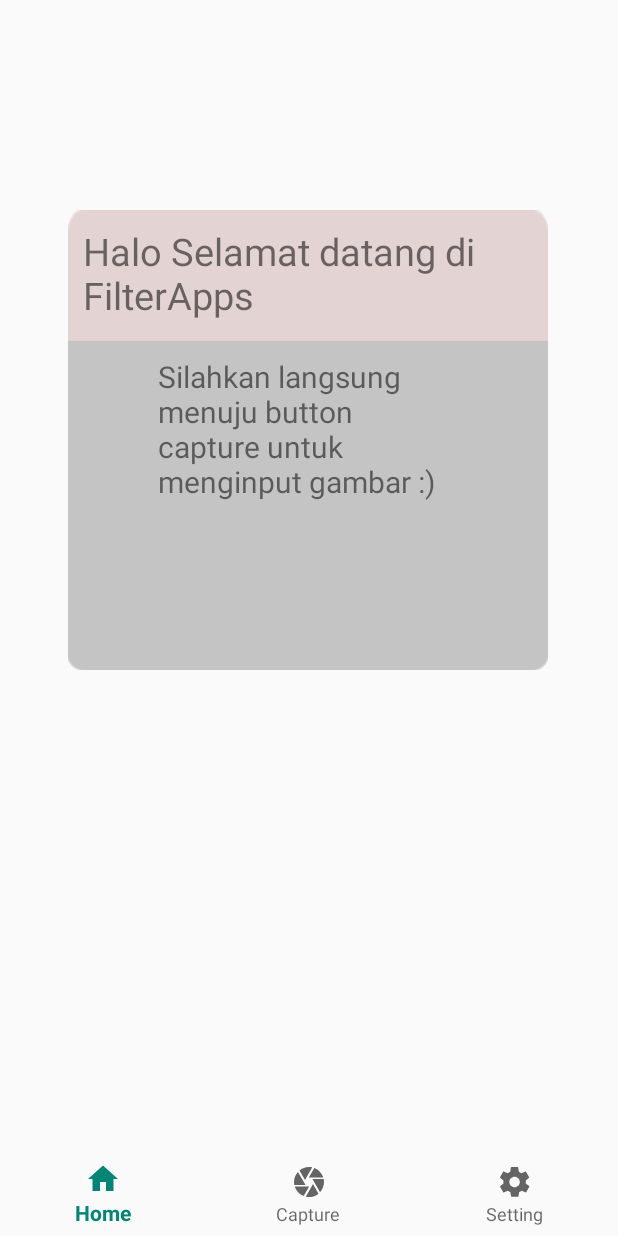
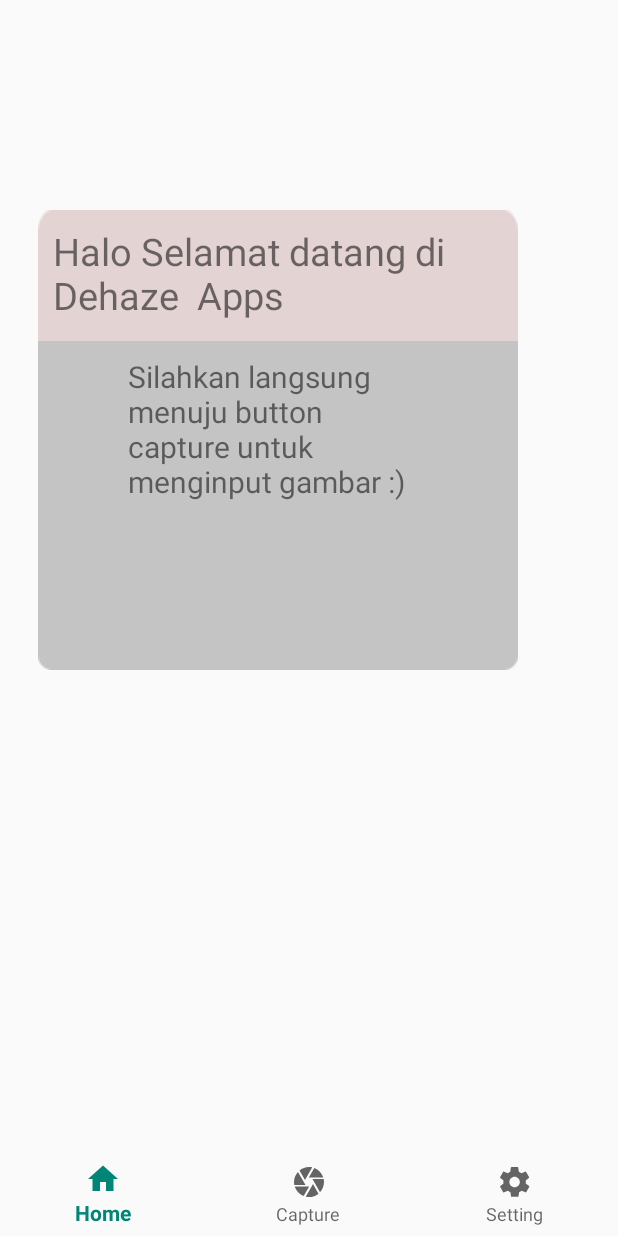
Before and after one commit to rezasyariefsn/DehazeApps, an Android app: the screen it shows after launch (MainActivity), on a phone screen of 412 x 824 dp. Run offline under Robolectric (Android 15) with nearby library versions, the phone set to English and light mode, and no system bars; pictures from the network do not load.

Commit message:
Update Label and Text in UI

```diff
--- a/app/dehaze/src/main/java/com/example/dehaze/HazeRemover.java
+++ b/app/dehaze/src/main/java/com/example/dehaze/HazeRemover.java
@@ -142,7 +142,7 @@ public class HazeRemover {
         );
     }
 
-    // FIXME Diwang nambahin custom dehaze method, supaya bisa diatur2 pakai seekbar. parameter: threshold
+    // FIXME nambahin custom dehaze method, supaya bisa diatur2 pakai seekbar. parameter: threshold
     public DehazeResult dehaze(int[] pixels, int height, int width, float threshold) {
         for (int y = 0; y < height; ++y)
             for (int x = 0; x < width; ++x)
@@ -153,7 +153,7 @@ public class HazeRemover {
         getTransmission(pixels, fBuffer1, fBuffer2, height, width, atmosphere);
         for (int y = 0; y < height; ++y)
             for (int x = 0; x < width; ++x)
-                fBuffer1[y][x] = Math.max(fBuffer1[y][x], threshold); // todo threshold transmission remove?
+                fBuffer1[y][x] = Math.max(fBuffer1[y][x], threshold);
         float[][] refinedTransmission = guidedFilter.filter(pixels, height, width, fBuffer1);
         calcRadiance(pixels, atmosphere, refinedTransmission, height, width);
         return new DehazeResult(
--- a/app/src/main/AndroidManifest.xml
+++ b/app/src/main/AndroidManifest.xml
@@ -25,7 +25,7 @@
     <application
         android:allowBackup="true"
         android:icon="@mipmap/ic_launcher"
-        android:label="FilterApps"
+        android:label="DehazeApps"
         android:roundIcon="@mipmap/ic_launcher_round"
         android:supportsRtl="true"
         android:theme="@style/AppTheme"
--- a/app/src/main/java/com/example/aplikasita/kameraFragment.java
+++ b/app/src/main/java/com/example/aplikasita/kameraFragment.java
@@ -123,7 +123,7 @@ public class kameraFragment extends Fragment {
         Gofilter = view.findViewById(R.id.Gofilter);
 
 
-        //Buat Take Camera
+        //Buat Take Camera/Open Gallery
         btnTakepic.setOnClickListener(new View.OnClickListener() {
             @Override
             public void onClick(View v) {
--- a/app/src/main/java/com/example/aplikasita/network/RetrofitBaseService.java
+++ b/app/src/main/java/com/example/aplikasita/network/RetrofitBaseService.java
@@ -10,7 +10,7 @@ import retrofit2.converter.gson.GsonConverterFactory;
 
 // untuk menghubungkan ke server
 public class RetrofitBaseService {
-    private static final String BASE_URL = "http://192.168.1.13:5000";
+    private static final String BASE_URL = "http://192.168.100.5:5000";
     private static Retrofit retrofit = null;
     public static Retrofit getApiClient() {
         HttpLoggingInterceptor interceptor = new HttpLoggingInterceptor();
--- a/app/src/main/res/layout/fragment_home.xml
+++ b/app/src/main/res/layout/fragment_home.xml
@@ -19,9 +19,9 @@
     <TextView
         android:layout_width="320dp"
         android:layout_height="87dp"
-        android:layout_marginLeft="45dp"
+        android:layout_marginLeft="25dp"
         android:layout_marginTop="140dp"
-        android:text="Halo Selamat datang di FilterApps"
+        android:text="Halo Selamat datang di Dehaze  Apps"
         android:textSize="25sp"
         android:background="@drawable/homekotak1"
         android:padding="10dp" />
@@ -29,7 +29,7 @@
     <TextView
         android:layout_width="320dp"
         android:layout_height="219dp"
-        android:layout_marginLeft="45dp"
+        android:layout_marginLeft="25dp"
         android:background="@drawable/homekotak2"
         android:paddingLeft="60dp"
         android:paddingTop="10dp"
--- a/app/src/main/res/layout/fragment_setting.xml
+++ b/app/src/main/res/layout/fragment_setting.xml
@@ -40,9 +40,9 @@
         android:paddingTop="10dp"
         android:paddingRight="60dp"
         android:paddingBottom="50dp"
-        android:text="Filter Apps Merupakan Aplikasi Dehaze gambar dan enhancement gambar"
+        android:text="Dehaze Apps Merupakan Aplikasi Dehaze gambar dan enhancement gambar"
         android:textAlignment="center"
-        android:textSize="25sp" />
+        android:textSize="20sp" />
 
 
 
```
Also changed, not shown: app/src/main/java/com/example/aplikasita/option.java (+5 -4 lines).
